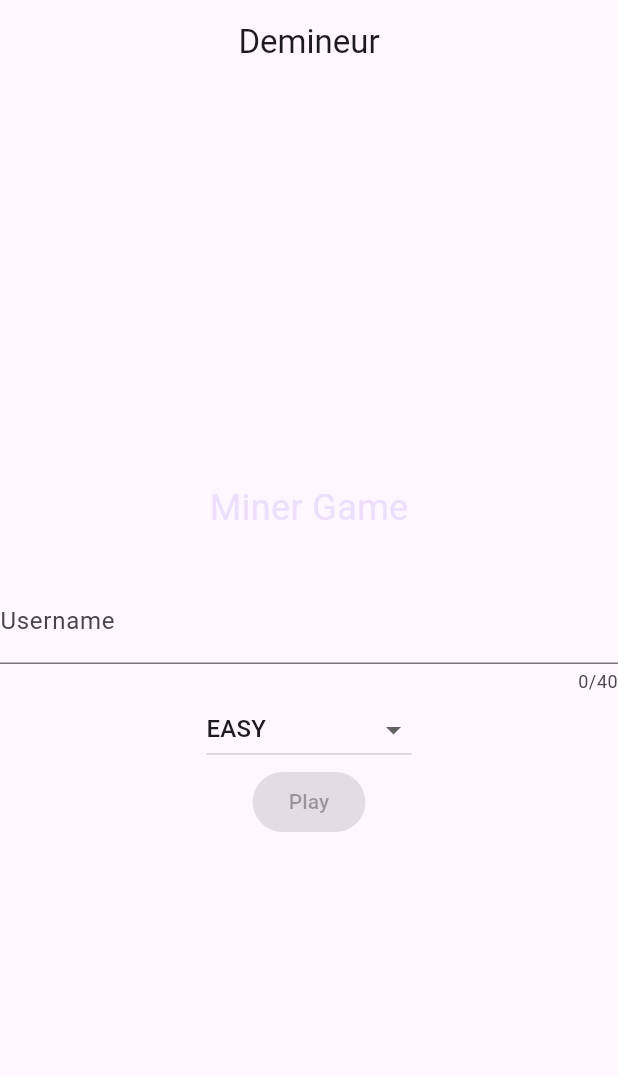
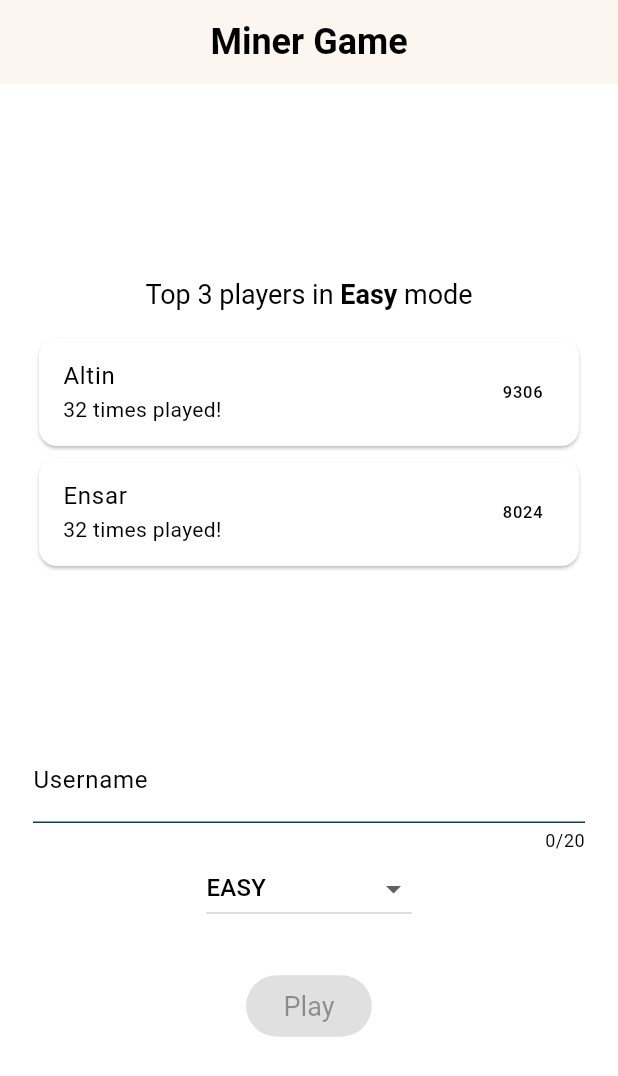
Before and after one commit to DevKosov/minerGameFlutter, a Flutter app: the screen it shows after launch, on a phone screen of 412 x 824 dp. Shown: the top 1076 px of the screen. Run offline on Flutter 3.47's test engine with Material 2 defaults, Android fonts, the phone set to English and light mode, and no system bars; our stand-ins replace flutter_riverpod, riverpod, shared_preferences.

Commit message:
persistence added

```diff
--- a/lib/Model/User.dart
+++ b/lib/Model/User.dart
@@ -1,6 +1,6 @@
 import 'DifficultyLevel.dart';
 
-class User{
+class User {
   final String username;
   final int score;
   final int nbTimesPlayed;
@@ -27,5 +27,4 @@ class User{
       Difficulty.values.firstWhere((dif) => dif.name == json['difficulty']),
     );
   }
-
 }
--- a/lib/Provider/UsersProvider.dart
+++ b/lib/Provider/UsersProvider.dart
@@ -1,13 +1,15 @@
 import 'dart:convert';
-import 'dart:math';
 
 import 'package:flutter_riverpod/flutter_riverpod.dart';
 import 'package:shared_preferences/shared_preferences.dart';
 import '../Model/User.dart';
-import '../Model/modele.dart';
 import '../Model/DifficultyLevel.dart';
 
-final usersProvider = StateNotifierProvider<UsersNotifier, List<User>>((ref) => UsersNotifier());
+const String defaultUsersJson =
+    '[{"username": "Altin", "score": 9306, "nbTimesPlayed": 32, "difficulty": "easy"}, {"username": "Ensar", "score": 8024, "nbTimesPlayed": 32, "difficulty": "easy"}, {"username": "Altin", "score": 2903, "nbTimesPlayed": 14, "difficulty": "intermediate"}, {"username": "Altin", "score": 1200, "nbTimesPlayed": 53, "difficulty": "expert"}]';
+
+final usersProvider =
+    StateNotifierProvider<UsersNotifier, List<User>>((ref) => UsersNotifier());
 
 class UsersNotifier extends StateNotifier<List<User>> {
   UsersNotifier() : super([]) {
@@ -16,7 +18,11 @@ class UsersNotifier extends StateNotifier<List<User>> {
 
   Future<void> loadUsers() async {
     final SharedPreferences prefs = await SharedPreferences.getInstance();
+    if (!prefs.containsKey('users')) {
+      await prefs.setString('users', defaultUsersJson.trim());
+    }
     final usersString = prefs.getString('users') ?? '[]';
+    print(usersString);
     final usersList = (jsonDecode(usersString) as List)
         .map((userJson) => User.fromJson(userJson))
         .toList();
@@ -27,11 +33,13 @@ class UsersNotifier extends StateNotifier<List<User>> {
     bool userExists = false;
 
     state = state.map((oldUser) {
-      if (oldUser.username == username) {
+      if (oldUser.username == username && oldUser.difficulty == difficulty) {
         userExists = true;
-        return User(oldUser.username,
+        return User(
+            oldUser.username,
             (score > oldUser.score ? score : oldUser.score),
-            oldUser.nbTimesPlayed + 1, difficulty);
+            oldUser.nbTimesPlayed + 1,
+            difficulty);
       } else {
         return oldUser;
       }
@@ -44,19 +52,19 @@ class UsersNotifier extends StateNotifier<List<User>> {
     final SharedPreferences prefs = await SharedPreferences.getInstance();
     final usersString = jsonEncode(state.map((user) => user.toJson()).toList());
     await prefs.setString('users', usersString);
-
   }
 }
 
-
 // Provider 'paramétré' pour accéder à un plat parmi les plats fournis par mealsProvider
-final usersProviderTop3 = Provider.family<List<User>,Difficulty>((ref,difficulty) {
+final usersProviderTop3 =
+    Provider.family<List<User>, Difficulty>((ref, difficulty) {
   final users = ref.watch(usersProvider);
 
-  final usersWithGivenDifficulty = users.where((user) => user.difficulty == difficulty).toList();
+  final usersWithGivenDifficulty =
+      users.where((user) => user.difficulty == difficulty).toList();
 
-  usersWithGivenDifficulty.sort((a, b) => b.score.compareTo(a.score)); // Sort in descending order of score
+  usersWithGivenDifficulty.sort((a, b) =>
+      b.score.compareTo(a.score)); // Sort in descending order of score
 
   return usersWithGivenDifficulty.take(3).toList();
-
 });
--- a/lib/View/Home.dart
+++ b/lib/View/Home.dart
@@ -6,32 +6,27 @@
 
 import '../Model/User.dart';
 import 'MinerGrid.dart';
-
+import 'PotatoColorScheme.dart';
 
 class Home extends ConsumerStatefulWidget {
   // Constructeur
-  Home({
-    super.key
-  });
+  Home({super.key});
 
   void play(BuildContext context, WidgetRef ref, String username) {
     Navigator.of(context).push(
       MaterialPageRoute<void>(
-        builder: (ctx) =>
-            MinerGrid(
-              username : username
-            ),
+        builder: (ctx) => MinerGrid(username: username),
       ),
     );
   }
+
   @override
   ConsumerState<ConsumerStatefulWidget> createState() {
     return _Home();
   }
+}
 
-}
 class _Home extends ConsumerState<Home> {
-
   late String _username;
   final _textController = TextEditingController();
   late Difficulty _selectedDifficulty;
@@ -45,42 +40,77 @@
 
   @override
   Widget build(BuildContext context) {
-
     _selectedDifficulty = ref.watch(difficultyProvider);
     _top3 = ref.watch(usersProviderTop3(_selectedDifficulty));
 
     return MaterialApp(
-      theme: ThemeData(useMaterial3: true),
+        theme: ThemeData(
+          elevatedButtonTheme: elevatedButtonTheme,
+          useMaterial3: true,
+          colorScheme: potatoColors,
+        ),
         home: Scaffold(
             appBar: AppBar(
-          title: const Center(child: Text("Demineur")),
+              title: const Center(
+                  child: Text(
+                "Miner Game",
+                style: TextStyle(
+                  fontWeight: FontWeight.bold,
+                  fontSize: 24,
+                ),
+              )),
+              backgroundColor: const Color.fromARGB(255, 251, 246, 239),
             ),
             body: Center(
+                child: ConstrainedBox(
+                    constraints: const BoxConstraints(maxWidth: 768),
+                    child: SingleChildScrollView(
+                      child: Padding(
+                        padding: const EdgeInsets.all(22.0),
                         child: Column(
                           mainAxisSize: MainAxisSize.min,
                           children: [
-              const Text(
-                'Miner Game',
-                style: TextStyle(
-                  color: Color.fromARGB(255, 237, 223, 252),
-                  fontSize: 24,
+                            RichText(
+                              text: TextSpan(
+                                text: 'Top 3 players in ',
+                                style: const TextStyle(
+                                    fontWeight: FontWeight.normal,
+                                    fontSize: 18,
+                                    color: Colors.black),
+                                children: <TextSpan>[
+                                  TextSpan(
+                                      text: _selectedDifficulty
+                                          .difficultyLevel.level,
+                                      style: const TextStyle(
+                                          fontWeight: FontWeight.bold,
+                                          fontSize: 18)),
+                                  const TextSpan(
+                                      text: ' mode',
+                                      style: TextStyle(fontSize: 18)),
+                                ],
                               ),
                             ),
-              // ListView(
-              //   children: [
-              //     for (var user in _top3) Card(child:ListTile(title:Text("${user.username} : ${user.score}")))
-              //   ],
-              // ),
-              Column(
+                            const SizedBox(height: 15),
+                            SizedBox(
+                              height: 240, // provide a suitable height
+                              child: ListView(
+                                physics: const NeverScrollableScrollPhysics(),
                                 children: [
-                    for (var user in _top3) Text("${user.username} : ${user.score}")
+                                  for (var user in _top3)
+                                    Card(
+                                        child: ListTile(
+                                            title: Text(user.username),
+                                            subtitle: Text(
+                                                "${user.nbTimesPlayed} ${user.nbTimesPlayed > 1 ? "times" : "time"} played!"),
+                                            trailing: Text("${user.score}")))
                                 ],
+                              ),
                             ),
                             const SizedBox(height: 30),
                             TextField(
                               controller: _textController,
                               keyboardType: TextInputType.text,
-                maxLength: 40,
+                              maxLength: 20,
                               decoration: const InputDecoration(
                                 suffixText: '',
                                 label: Text('Username'),
@@ -93,32 +123,39 @@
                             ),
                             DropdownButton(
                               value: _selectedDifficulty,
-
-                items: Difficulty.values.map((difficulty) =>
+                              items: Difficulty.values
+                                  .map(
+                                    (difficulty) =>
                                         DropdownMenuItem<Difficulty>(
                                       value: difficulty,
                                       child: Text(
-                        difficulty.difficultyLevel.level.toString().toUpperCase(),
+                                        difficulty.difficultyLevel.level
+                                            .toString()
+                                            .toUpperCase(),
                                       ),
                                     ),
-                ).toList(),
+                                  )
+                                  .toList(),
                               onChanged: (value) {
                                 if (value == null) {
-                    return ;
+                                  return;
                                 }
-                  ref.read(difficultyProvider.notifier).changeDifficulty(value);
+                                ref
+                                    .read(difficultyProvider.notifier)
+                                    .changeDifficulty(value);
                               },
                             ),
+                            const SizedBox(height: 30),
                             ElevatedButton(
-                  onPressed: _username.isEmpty ? null : () {
-                    widget.play(context,ref,_username);
+                                onPressed: _username.isEmpty
+                                    ? null
+                                    : () {
+                                        widget.play(context, ref, _username);
                                       },
-                  child: const Text("Play")
-              ),
+                                child: const Text("Play")),
                           ],
                         ),
                       ),
-      )
-    );
+                    )))));
   }
 }
--- /dev/null
+++ b/lib/View/PotatoColorScheme.dart
@@ -0,0 +1,38 @@
+import 'package:flutter/material.dart';
+
+const potatoColors = ColorScheme(
+  brightness: Brightness.light,
+  primary: Color.fromARGB(255, 13, 59, 102),
+  onPrimary: Colors.white,
+  secondary: Colors.green,
+  onSecondary: Colors.black,
+  error: Colors.red,
+  onError: Colors.red,
+  background: Color.fromARGB(255, 251, 246, 239),
+  onBackground: Color.fromARGB(255, 13, 59, 102),
+  surface: Colors.white,
+  onSurface: Colors.black,
+);
+
+final elevatedButtonTheme = ElevatedButtonThemeData(
+  style: ElevatedButton.styleFrom(
+    padding: const EdgeInsets.fromLTRB(25, 10, 25, 10),
+    textStyle: const TextStyle(
+      fontSize: 18.0,
+      fontWeight: FontWeight.normal,
+    ),
+  ),
+);
+
+final minerButtonTheme = ElevatedButtonThemeData(
+  style: ElevatedButton.styleFrom(
+    fixedSize: const Size(50, 50),
+    shape: RoundedRectangleBorder(
+      borderRadius: BorderRadius.circular(10.0), // Add border radius
+    ),
+    textStyle: const TextStyle(
+      fontSize: 16.0,
+      fontWeight: FontWeight.bold,
+    ),
+  ),
+);
--- a/lib/View/Results.dart
+++ b/lib/View/Results.dart
@@ -1,48 +1,51 @@
 import 'package:flutter/material.dart';
 import 'package:tp02/Model/modele.dart';
 
+import 'PotatoColorScheme.dart';
+
 class Results extends StatelessWidget {
-
+  final int score;
+  final Duration time;
   // Constructeur
-  const Results({
-    super.key,
-  });
+  const Results({super.key, required this.score, required this.time});
 
   // Construction de l'UI du Widget StartScreen
   @override
   Widget build(context) {
-
-    // String gameStatus = grille.isPerdue() ? "$username, you're so BAAAAD!" : (grille.isGagnee() ? "${username}, you've WON!!! POGU" : "");
+    String gameStatus = (score == 0 ? "Game Over!" : "WINNER!!");
 
     return MaterialApp(
-      theme: ThemeData(useMaterial3: true),
+        theme: ThemeData(useMaterial3: true, colorScheme: potatoColors),
         home: Scaffold(
           appBar: AppBar(
             title: const Center(child: Text("Results")),
+            backgroundColor: const Color.fromARGB(255, 251, 246, 239),
           ),
           body: Center(
             child: Column(
               mainAxisSize: MainAxisSize.min,
               children: [
-              const Text(
-                "gameStatus",
-                style: TextStyle(
-                  color: Color.fromARGB(255, 237, 223, 252),
+                Text(
+                  gameStatus,
+                  style: const TextStyle(
                     fontSize: 24,
                   ),
                 ),
                 const SizedBox(height: 30),
-              // Text("You've taken ${_formatDuration(stopwatch.elapsed)}!"),
+                Text("Score of $score!"),
+                Text("Time elapsed : ${_formatDuration(time)} seconds"),
+                const SizedBox(height: 30),
                 ElevatedButton(
-                  onPressed: (){toAccueil(context);},
-                  child: const Text("Go Back")
-              )
+                    onPressed: () {
+                      toAccueil(context);
+                    },
+                    child: const Text("Go Back"))
               ],
             ),
           ),
-      )
-    );
+        ));
   }
+
   String _formatDuration(Duration duration) {
     int hours = duration.inHours;
     int minutes = duration.inMinutes.remainder(60);
@@ -60,7 +63,6 @@ class Results extends StatelessWidget {
     return formattedDuration.trim();
   }
 
-
   void toAccueil(context) {
     Navigator.of(context).pop();
   }
```
Also changed, not shown: lib/Model/DifficultyLevel.dart (+2 -6 lines), lib/View/MinerGrid.dart (+42 -42 lines). Lines whose indentation alone changed are shown as unchanged.
